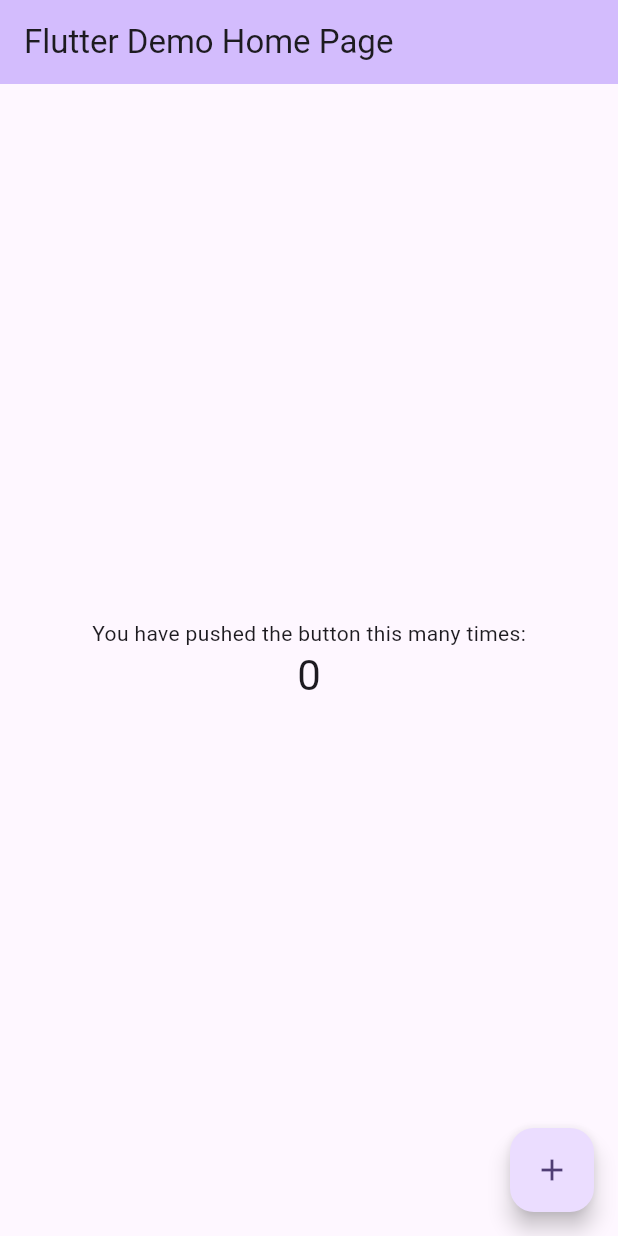
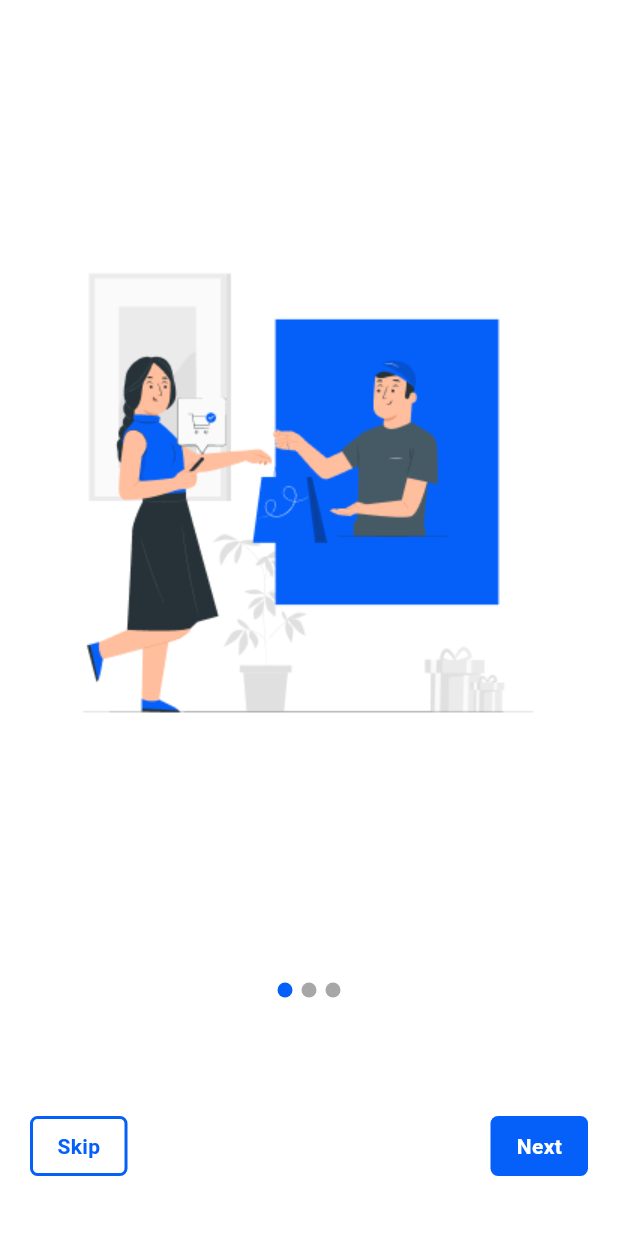
Before and after one commit to Nekori228/OECH-APP, a Flutter app: the screen it shows after launch, on a phone screen of 412 x 824 dp. Run offline on Flutter 3.47's test engine with Material 2 defaults, Android fonts, the phone set to English and light mode, and no system bars; our stand-ins replace google_fonts.

Commit message:
Create pages onboarding

```diff
--- a/lib/main.dart
+++ b/lib/main.dart
@@ -1,125 +1,15 @@
 import 'package:flutter/material.dart';
+import 'package:oech_app/pages/Onboarding.dart';
 
 void main() {
-  runApp(const MyApp());
-}
-
-class MyApp extends StatelessWidget {
-  const MyApp({super.key});
-
-  // This widget is the root of your application.
-  @override
-  Widget build(BuildContext context) {
-    return MaterialApp(
+  runApp(
+    MaterialApp(
       title: 'Flutter Demo',
       theme: ThemeData(
-        // This is the theme of your application.
-        //
-        // TRY THIS: Try running your application with "flutter run". You'll see
-        // the application has a blue toolbar. Then, without quitting the app,
-        // try changing the seedColor in the colorScheme below to Colors.green
-        // and then invoke "hot reload" (save your changes or press the "hot
-        // reload" button in a Flutter-supported IDE, or press "r" if you used
-        // the command line to start the app).
-        //
-        // Notice that the counter didn't reset back to zero; the application
-        // state is not lost during the reload. To reset the state, use hot
-        // restart instead.
-        //
-        // This works for code too, not just values: Most code changes can be
-        // tested with just a hot reload.
         colorScheme: ColorScheme.fromSeed(seedColor: Colors.deepPurple),
         useMaterial3: true,
       ),
-      home: const MyHomePage(title: 'Flutter Demo Home Page'),
-    );
-  }
+      home: Onboarding(),
+    ),
+  );
 }
-
-class MyHomePage extends StatefulWidget {
-  const MyHomePage({super.key, required this.title});
-
-  // This widget is the home page of your application. It is stateful, meaning
-  // that it has a State object (defined below) that contains fields that affect
-  // how it looks.
-
-  // This class is the configuration for the state. It holds the values (in this
-  // case the title) provided by the parent (in this case the App widget) and
-  // used by the build method of the State. Fields in a Widget subclass are
-  // always marked "final".
-
-  final String title;
-
-  @override
-  State<MyHomePage> createState() => _MyHomePageState();
-}
-
-class _MyHomePageState extends State<MyHomePage> {
-  int _counter = 0;
-
-  void _incrementCounter() {
-    setState(() {
-      // This call to setState tells the Flutter framework that something has
-      // changed in this State, which causes it to rerun the build method below
-      // so that the display can reflect the updated values. If we changed
-      // _counter without calling setState(), then the build method would not be
-      // called again, and so nothing would appear to happen.
-      _counter++;
-    });
-  }
-
-  @override
-  Widget build(BuildContext context) {
-    // This method is rerun every time setState is called, for instance as done
-    // by the _incrementCounter method above.
-    //
-    // The Flutter framework has been optimized to make rerunning build methods
-    // fast, so that you can just rebuild anything that needs updating rather
-    // than having to individually change instances of widgets.
-    return Scaffold(
-      appBar: AppBar(
-        // TRY THIS: Try changing the color here to a specific color (to
-        // Colors.amber, perhaps?) and trigger a hot reload to see the AppBar
-        // change color while the other colors stay the same.
-        backgroundColor: Theme.of(context).colorScheme.inversePrimary,
-        // Here we take the value from the MyHomePage object that was created by
-        // the App.build method, and use it to set our appbar title.
-        title: Text(widget.title),
-      ),
-      body: Center(
-        // Center is a layout widget. It takes a single child and positions it
-        // in the middle of the parent.
-        child: Column(
-          // Column is also a layout widget. It takes a list of children and
-          // arranges them vertically. By default, it sizes itself to fit its
-          // children horizontally, and tries to be as tall as its parent.
-          //
-          // Column has various properties to control how it sizes itself and
-          // how it positions its children. Here we use mainAxisAlignment to
-          // center the children vertically; the main axis here is the vertical
-          // axis because Columns are vertical (the cross axis would be
-          // horizontal).
-          //
-          // TRY THIS: Invoke "debug painting" (choose the "Toggle Debug Paint"
-          // action in the IDE, or press "p" in the console), to see the
-          // wireframe for each widget.
-          mainAxisAlignment: MainAxisAlignment.center,
-          children: <Widget>[
-            const Text(
-              'You have pushed the button this many times:',
-            ),
-            Text(
-              '$_counter',
-              style: Theme.of(context).textTheme.headlineMedium,
-            ),
-          ],
-        ),
-      ),
-      floatingActionButton: FloatingActionButton(
-        onPressed: _incrementCounter,
-        tooltip: 'Increment',
-        child: const Icon(Icons.add),
-      ), // This trailing comma makes auto-formatting nicer for build methods.
-    );
-  }
-}
--- /dev/null
+++ b/lib/pages/Onboarding.dart
@@ -0,0 +1,254 @@
+import 'package:flutter/cupertino.dart';
+import 'package:flutter/material.dart';
+import 'package:google_fonts/google_fonts.dart';
+
+class Onboarding extends StatelessWidget {
+  const Onboarding({Key? key}) : super(key: key);
+
+  @override
+  Widget build(BuildContext context) {
+    return Scaffold(
+      backgroundColor: Colors.white,
+      body: Carousel(),
+    );
+  }
+}
+
+
+class Carousel extends StatefulWidget {
+  const Carousel({
+    Key? key,
+  }) : super(key: key);
+
+  @override
+  State<Carousel> createState() => _CarouselState();
+}
+
+class _CarouselState extends State<Carousel> {
+  PageController _pageController =
+  PageController(viewportFraction: 1.0, initialPage: 0);
+
+  void next() => _pageController.nextPage(
+      duration: Duration(milliseconds: 500), curve: Curves.easeInOut);
+
+  List<String> images = [
+    "assets/photo/frame1.png",
+    "assets/photo/frame2.png",
+    "assets/photo/frame3.png"
+  ];
+
+  int activePage = 0;
+
+  @override
+  Widget build(BuildContext context) {
+    return SafeArea(
+      child: Column(
+        children: [
+          Spacer(),
+          SizedBox(
+            width: MediaQuery.of(context).size.width,
+            height: 500,
+            child: PageView.builder(
+                itemCount: images.length,
+                pageSnapping: true,
+                controller: _pageController,
+                onPageChanged: (page) {
+                  setState(() {
+                    activePage = page;
+                  });
+                },
+                itemBuilder: (context, pagePosition) {
+                  bool active = pagePosition == activePage;
+                  return slider(images, pagePosition, active);
+                }),
+          ),
+          Spacer(),
+          Container(
+            margin: EdgeInsets.fromLTRB(0, 0, 0, 0),
+            child: Row(
+              mainAxisAlignment: MainAxisAlignment.center,
+              children: indicators(images.length, activePage),
+            ),
+          ),
+          Spacer(),
+          activePage != 2
+              ? Padding(
+            padding: const EdgeInsets.fromLTRB(0, 0, 0, 40),
+            child: Row(
+              mainAxisAlignment: MainAxisAlignment.spaceBetween,
+              children: [
+                Container(
+                  margin: EdgeInsets.fromLTRB(20, 0, 0, 0),
+                  child: SizedBox(
+                    height: 40,
+                    width: 65,
+                    child: GestureDetector(
+                      onTap: () {
+                        // Navigator.pushReplacement(
+                        //   context,
+                        //   MaterialPageRoute(
+                        //     builder: (context) => Sign_up(),
+                        //   ),
+                        // );
+                      },
+                      child: Container(
+                        decoration: BoxDecoration(
+                          borderRadius: BorderRadius.circular(5),
+                          border: Border.all(
+                            color: Color(0xFF0560FA),
+                            width: 2,
+                          ),
+                        ),
+                        child: Center(
+                          child: Text(
+                            "Skip",
+                            style: GoogleFonts.roboto(
+                                color: Color(0xFF0560FA),
+                                fontSize: 14,
+                                fontWeight: FontWeight.bold),
+                          ),
+                        ),
+                      ),
+                    ),
+                  ),
+                ),
+                Container(
+                  margin: EdgeInsets.fromLTRB(0, 0, 20, 0),
+                  child: SizedBox(
+                    height: 40,
+                    width: 65,
+                    child: GestureDetector(
+                      onTap: () {
+                        // Navigator.pushReplacement(
+                        //   context,
+                        //   MaterialPageRoute(
+                        //     builder: (context) => Sign_up(),
+                        //   ),
+                        // );
+                      },
+                      child: Container(
+                        decoration: BoxDecoration(
+                            borderRadius: BorderRadius.circular(5),
+                            color: Color(0xFF0560FA)),
+                        child: Center(
+                          child: Text(
+                            "Next",
+                            style: GoogleFonts.roboto(
+                                color: Color(0xFFFFFFFF),
+                                fontSize: 14,
+                                fontWeight: FontWeight.bold),
+                          ),
+                        ),
+                      ),
+                    ),
+                  ),
+                ),
+              ],
+            ),
+          )
+              : Column(
+            children: [
+              Container(
+                margin: EdgeInsets.fromLTRB(20, 0, 20, 0),
+                child: SizedBox(
+                  width: double.infinity,
+                  height: 47,
+                  child: GestureDetector(
+                    onTap: () {
+                      // Navigator.pushReplacement(
+                      //   context,
+                      //   MaterialPageRoute(
+                      //     builder: (context) => Sign_up(),
+                      //   ),
+                      // );
+                    },
+                    child: Container(
+                      decoration: BoxDecoration(
+                          borderRadius: BorderRadius.circular(4),
+                          color: Color(0xFF0560FA)),
+                      child: Center(
+                        child: Text(
+                          "Sign Up",
+                          style: GoogleFonts.roboto(
+                              color: Color(0xFFFFFFFF),
+                              fontSize: 18,
+                              fontWeight: FontWeight.bold),
+                        ),
+                      ),
+                    ),
+                  ),
+                ),
+              ),
+              SizedBox(height: 10),
+              RichText(
+                text: TextSpan(
+                  children: <TextSpan>[
+                    TextSpan(
+                      text: 'Already have an account? ',
+                      style: GoogleFonts.roboto(
+                          color: Color(0xFFA7A7A7),
+                          fontSize: 16,
+                          fontWeight: FontWeight.bold),
+                    ),
+                    TextSpan(
+                      text: 'Sign in',
+                      style: GoogleFonts.roboto(
+                          color: Color(0xFF0560FA),
+                          fontSize: 16,
+                          fontWeight: FontWeight.bold),
+                    ),
+                  ],
+                ),
+              ),
+              SizedBox(height: 10),
+            ],
+          ),
+        ],
+      ),
+    );
+  }
+}
+
+AnimatedContainer slider(images, pagePosition, active) {
+  double margin = active ? 10 : 20;
+
+  return AnimatedContainer(
+    duration: Duration(milliseconds: 500),
+    curve: Curves.easeInOutCubic,
+    margin: EdgeInsets.all(margin),
+    decoration: BoxDecoration(
+        image: DecorationImage(image: AssetImage(images[pagePosition]))),
+  );
+}
+
+imageAnimation(PageController animation, images, pagePosition) {
+  return AnimatedBuilder(
+    animation: animation,
+    builder: (context, widget) {
+      print(pagePosition);
+
+      return SizedBox(
+        width: 200,
+        height: 200,
+        child: widget,
+      );
+    },
+    child: Container(
+      margin: EdgeInsets.all(10),
+      child: Image.network(images[pagePosition]),
+    ),
+  );
+}
+
+List<Widget> indicators(imagesLength, currentIndex) {
+  return List<Widget>.generate(imagesLength, (index) {
+    return Container(
+      margin: EdgeInsets.all(3),
+      width: 10,
+      height: 10,
+      decoration: BoxDecoration(
+          color: currentIndex == index ? Color(0xFF0560FA) : Color(0xFFA7A7A7),
+          shape: BoxShape.circle),
+    );
+  });
+}
--- a/pubspec.yaml
+++ b/pubspec.yaml
@@ -36,6 +36,7 @@ dependencies:
   # Use with the CupertinoIcons class for iOS style icons.
   cupertino_icons: ^1.0.2
   flutter_native_splash: ^2.3.4
+  google_fonts: ^5.1.0
 
 dev_dependencies:
   flutter_test:
```
Also changed, not shown: assets/photo/frame1.png (added), assets/photo/frame2.png (added), assets/photo/frame3.png (added), pubspec.lock, 1 other file.
